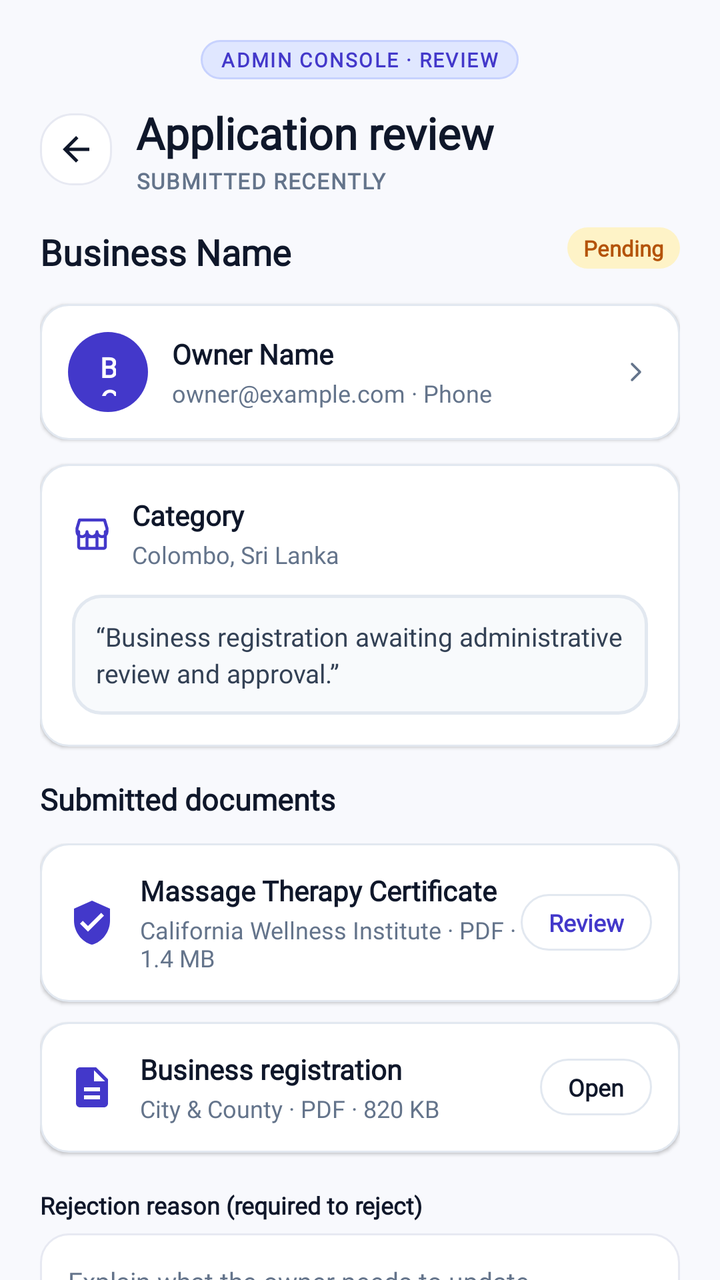
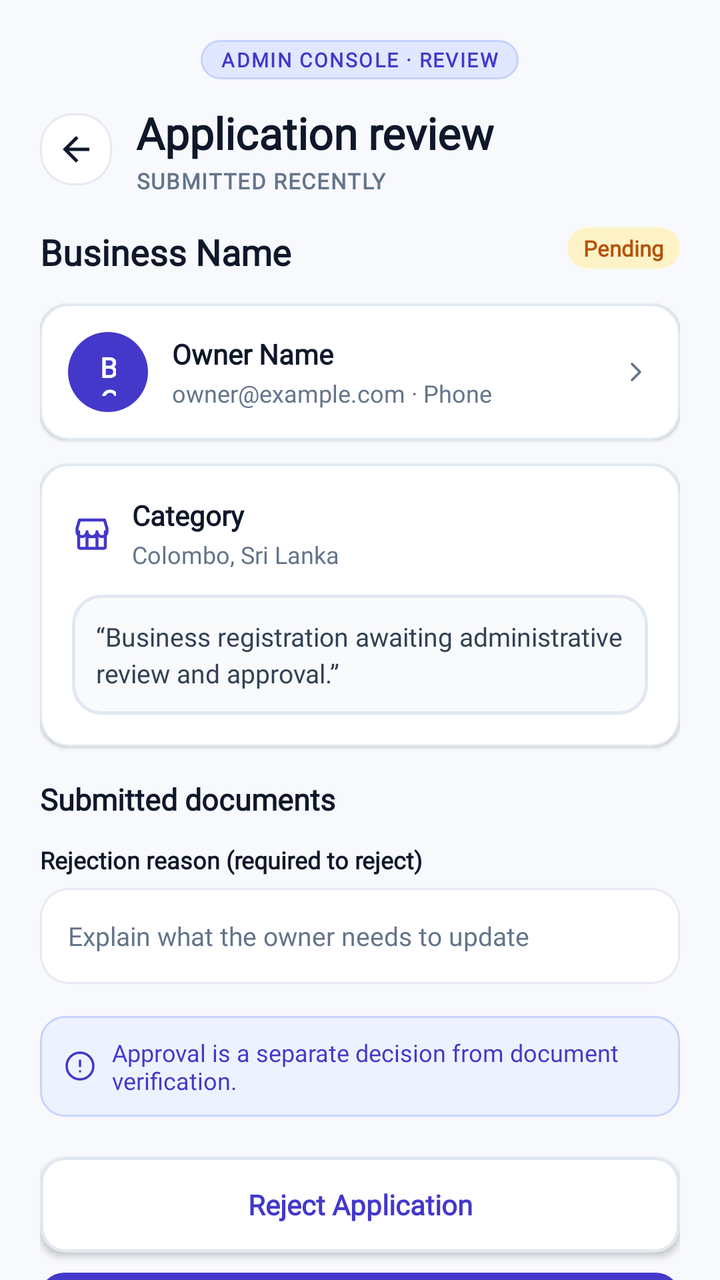

Screens rendered from an Android XML layout before and after an edit, with the pre-edit source and the edit as a unified diff.
<!-- AndroidManifest.xml: application theme Theme.BizBridgeApp -->
<!-- res/layout/fragment_admin_application_review.xml -->
<?xml version="1.0" encoding="utf-8"?>
<androidx.coordinatorlayout.widget.CoordinatorLayout xmlns:android="http://schemas.android.com/apk/res/android"
    xmlns:app="http://schemas.android.com/apk/res-auto"
    xmlns:tools="http://schemas.android.com/tools"
    android:layout_width="match_parent"
    android:layout_height="match_parent"
    android:background="@color/admin_bg">

    <androidx.core.widget.NestedScrollView
        android:layout_width="match_parent"
        android:layout_height="match_parent"
        android:fillViewport="true">

        <LinearLayout
            android:layout_width="match_parent"
            android:layout_height="wrap_content"
            android:orientation="vertical"
            android:paddingStart="20dp"
            android:paddingTop="20dp"
            android:paddingEnd="20dp"
            android:paddingBottom="32dp">

            
            <LinearLayout
                android:layout_width="wrap_content"
                android:layout_height="wrap_content"
                android:layout_gravity="center_horizontal"
                android:layout_marginBottom="12dp"
                android:background="@drawable/bg_admin_demo_pill">

                <TextView
                    android:layout_width="wrap_content"
                    android:layout_height="wrap_content"
                    android:fontFamily="@font/inter_variable"
                    android:letterSpacing="0.08"
                    android:text="ADMIN CONSOLE · REVIEW"
                    android:textColor="@color/admin_badge_demo_text"
                    android:textSize="10sp"
                    android:textStyle="bold" />
            </LinearLayout>

            
            <LinearLayout
                android:layout_width="match_parent"
                android:layout_height="wrap_content"
                android:layout_marginBottom="16dp"
                android:gravity="center_vertical"
                android:orientation="horizontal">

                <ImageView
                    android:id="@+id/btn_back"
                    android:layout_width="36dp"
                    android:layout_height="36dp"
                    android:layout_marginEnd="12dp"
                    android:background="@drawable/bg_chip_default"
                    android:contentDescription="Back"
                    android:padding="8dp"
                    android:src="@drawable/ic_arrow_back"
                    app:tint="@color/admin_text_title" />

                <LinearLayout
                    android:layout_width="0dp"
                    android:layout_height="wrap_content"
                    android:layout_weight="1"
                    android:orientation="vertical">

                    <TextView
                        android:layout_width="wrap_content"
                        android:layout_height="wrap_content"
                        android:fontFamily="@font/inter_variable"
                        android:text="Application review"
                        android:textColor="@color/admin_text_title"
                        android:textSize="22sp"
                        android:textStyle="bold" />

                    <TextView
                        android:id="@+id/tv_review_submitted_info"
                        android:layout_width="wrap_content"
                        android:layout_height="wrap_content"
                        android:layout_marginTop="2dp"
                        android:fontFamily="@font/inter_variable"
                        android:letterSpacing="0.05"
                        android:text="SUBMITTED RECENTLY"
                        android:textColor="@color/admin_text_muted"
                        android:textSize="11sp"
                        android:textStyle="bold" />
                </LinearLayout>
            </LinearLayout>

            
            <RelativeLayout
                android:layout_width="match_parent"
                android:layout_height="wrap_content"
                android:layout_marginBottom="14dp">

                <TextView
                    android:id="@+id/tv_review_business_name"
                    android:layout_width="wrap_content"
                    android:layout_height="wrap_content"
                    android:layout_alignParentStart="true"
                    android:fontFamily="@font/inter_variable"
                    android:text="Business Name"
                    android:textColor="@color/admin_text_title"
                    android:textSize="18sp"
                    android:textStyle="bold" />

                <TextView
                    android:id="@+id/badge_review_status"
                    android:layout_width="wrap_content"
                    android:layout_height="wrap_content"
                    android:layout_alignParentEnd="true"
                    android:background="@drawable/bg_admin_badge_pending"
                    android:fontFamily="@font/inter_variable"
                    android:paddingStart="8dp"
                    android:paddingTop="3dp"
                    android:paddingEnd="8dp"
                    android:paddingBottom="3dp"
                    android:text="Pending"
                    android:textColor="@color/admin_badge_pending_text"
                    android:textSize="11sp"
                    android:textStyle="bold" />
            </RelativeLayout>

            
            <LinearLayout
                android:layout_width="match_parent"
                android:layout_height="wrap_content"
                android:layout_marginBottom="12dp"
                android:background="@drawable/bg_admin_card"
                android:elevation="1dp"
                android:gravity="center_vertical"
                android:orientation="horizontal"
                android:padding="14dp">

                <FrameLayout
                    android:layout_width="40dp"
                    android:layout_height="40dp"
                    android:layout_marginEnd="12dp"
                    android:background="@drawable/bg_admin_tab_active">

                    <TextView
                        android:id="@+id/tv_review_owner_initials"
                        android:layout_width="wrap_content"
                        android:layout_height="wrap_content"
                        android:layout_gravity="center"
                        android:fontFamily="@font/inter_variable"
                        android:text="BO"
                        android:textColor="@color/white"
                        android:textSize="14sp"
                        android:textStyle="bold" />
                </FrameLayout>

                <LinearLayout
                    android:layout_width="0dp"
                    android:layout_height="wrap_content"
                    android:layout_weight="1"
                    android:orientation="vertical">

                    <TextView
                        android:id="@+id/tv_review_owner_name"
                        android:layout_width="wrap_content"
                        android:layout_height="wrap_content"
                        android:fontFamily="@font/inter_variable"
                        android:text="Owner Name"
                        android:textColor="@color/admin_text_title"
                        android:textSize="14sp"
                        android:textStyle="bold" />

                    <TextView
                        android:id="@+id/tv_review_owner_contact"
                        android:layout_width="wrap_content"
                        android:layout_height="wrap_content"
                        android:layout_marginTop="2dp"
                        android:fontFamily="@font/inter_variable"
                        android:text="owner@example.com · Phone"
                        android:textColor="@color/admin_text_muted"
                        android:textSize="12sp" />
                </LinearLayout>

                <ImageView
                    android:layout_width="16dp"
                    android:layout_height="16dp"
                    android:src="@drawable/ic_chevron_right"
                    app:tint="@color/admin_text_muted" />
            </LinearLayout>

            
            <LinearLayout
                android:layout_width="match_parent"
                android:layout_height="wrap_content"
                android:layout_marginBottom="16dp"
                android:background="@drawable/bg_admin_card"
                android:elevation="1dp"
                android:orientation="vertical"
                android:padding="16dp">

                <LinearLayout
                    android:layout_width="match_parent"
                    android:layout_height="wrap_content"
                    android:gravity="center_vertical"
                    android:orientation="horizontal">

                    <ImageView
                        android:layout_width="20dp"
                        android:layout_height="20dp"
                        android:layout_marginEnd="10dp"
                        android:src="@drawable/ic_storefront"
                        app:tint="@color/admin_primary" />

                    <LinearLayout
                        android:layout_width="0dp"
                        android:layout_height="wrap_content"
                        android:layout_weight="1"
                        android:orientation="vertical">

                        <TextView
                            android:id="@+id/tv_review_category"
                            android:layout_width="wrap_content"
                            android:layout_height="wrap_content"
                            android:fontFamily="@font/inter_variable"
                            android:text="Category"
                            android:textColor="@color/admin_text_title"
                            android:textSize="14sp"
                            android:textStyle="bold" />

                        <TextView
                            android:id="@+id/tv_review_address"
                            android:layout_width="wrap_content"
                            android:layout_height="wrap_content"
                            android:layout_marginTop="2dp"
                            android:fontFamily="@font/inter_variable"
                            android:text="Colombo, Sri Lanka"
                            android:textColor="@color/admin_text_muted"
                            android:textSize="12sp" />
                    </LinearLayout>
                </LinearLayout>

                <TextView
                    android:id="@+id/tv_review_description"
                    android:layout_width="match_parent"
                    android:layout_height="wrap_content"
                    android:layout_marginTop="12dp"
                    android:background="@drawable/bg_admin_cert_preview"
                    android:fontFamily="@font/inter_variable"
                    android:lineSpacingExtra="3dp"
                    android:padding="12dp"
                    android:text="“Business registration awaiting administrative review and approval.”"
                    android:textColor="@color/admin_text_body"
                    android:textSize="13sp" />
            </LinearLayout>

            
            <TextView
                android:layout_width="wrap_content"
                android:layout_height="wrap_content"
                android:layout_marginBottom="12dp"
                android:fontFamily="@font/inter_variable"
                android:text="Submitted documents"
                android:textColor="@color/admin_text_title"
                android:textSize="15sp"
                android:textStyle="bold" />

            <LinearLayout
                android:id="@+id/ll_admin_submitted_docs_container"
                android:layout_width="match_parent"
                android:layout_height="wrap_content"
                android:orientation="vertical">

            
            <LinearLayout
                android:id="@+id/card_doc_massage_cert"
                android:layout_width="match_parent"
                android:layout_height="wrap_content"
                android:layout_marginBottom="10dp"
                android:background="@drawable/bg_admin_card"
                android:elevation="1dp"
                android:gravity="center_vertical"
                android:orientation="horizontal"
                android:padding="14dp">

                <ImageView
                    android:layout_width="24dp"
                    android:layout_height="24dp"
                    android:layout_marginEnd="12dp"
                    android:src="@drawable/ic_admin_certificate_seal"
                    app:tint="@color/admin_primary" />

                <LinearLayout
                    android:layout_width="0dp"
                    android:layout_height="wrap_content"
                    android:layout_weight="1"
                    android:orientation="vertical">

                    <TextView
                        android:layout_width="wrap_content"
                        android:layout_height="wrap_content"
                        android:fontFamily="@font/inter_variable"
                        android:text="Massage Therapy Certificate"
                        android:textColor="@color/admin_text_title"
                        android:textSize="14sp"
                        android:textStyle="bold" />

                    <TextView
                        android:layout_width="wrap_content"
                        android:layout_height="wrap_content"
                        android:layout_marginTop="2dp"
                        android:fontFamily="@font/inter_variable"
                        android:text="California Wellness Institute · PDF · 1.4 MB"
                        android:textColor="@color/admin_text_muted"
                        android:textSize="12sp" />
                </LinearLayout>

                <TextView
                    android:id="@+id/btn_review_massage_cert"
                    android:layout_width="wrap_content"
                    android:layout_height="wrap_content"
                    android:background="@drawable/bg_admin_pill_button"
                    android:clickable="true"
                    android:focusable="true"
                    android:fontFamily="@font/inter_variable"
                    android:text="Review"
                    android:textColor="@color/admin_primary"
                    android:textSize="12sp"
                    android:textStyle="bold" />
            </LinearLayout>

            
            <LinearLayout
                android:layout_width="match_parent"
                android:layout_height="wrap_content"
                android:layout_marginBottom="18dp"
                android:background="@drawable/bg_admin_card"
                android:elevation="1dp"
                android:gravity="center_vertical"
                android:orientation="horizontal"
                android:padding="14dp">

                <ImageView
                    android:layout_width="24dp"
                    android:layout_height="24dp"
                    android:layout_marginEnd="12dp"
                    android:src="@drawable/ic_admin_document"
                    app:tint="@color/admin_primary" />

                <LinearLayout
                    android:layout_width="0dp"
                    android:layout_height="wrap_content"
                    android:layout_weight="1"
                    android:orientation="vertical">

                    <TextView
                        android:layout_width="wrap_content"
                        android:layout_height="wrap_content"
                        android:fontFamily="@font/inter_variable"
                        android:text="Business registration"
                        android:textColor="@color/admin_text_title"
                        android:textSize="14sp"
                        android:textStyle="bold" />

                    <TextView
                        android:layout_width="wrap_content"
                        android:layout_height="wrap_content"
                        android:layout_marginTop="2dp"
                        android:fontFamily="@font/inter_variable"
                        android:text="City &amp; County · PDF · 820 KB"
                        android:textColor="@color/admin_text_muted"
                        android:textSize="12sp" />
                </LinearLayout>

                <TextView
                    android:id="@+id/btn_open_bus_reg"
                    android:layout_width="wrap_content"
                    android:layout_height="wrap_content"
                    android:background="@drawable/bg_admin_pill_button"
                    android:clickable="true"
                    android:focusable="true"
                    android:fontFamily="@font/inter_variable"
                    android:text="Open"
                    android:textColor="@color/admin_text_title"
                    android:textSize="12sp"
                    android:textStyle="bold" />
            </LinearLayout>
            </LinearLayout>

            
            <TextView
                android:layout_width="wrap_content"
                android:layout_height="wrap_content"
                android:layout_marginBottom="6dp"
                android:fontFamily="@font/inter_variable"
                android:text="Rejection reason (required to reject)"
                android:textColor="@color/admin_text_title"
                android:textSize="12sp"
                android:textStyle="bold" />

            <EditText
                android:id="@+id/et_rejection_reason"
                android:layout_width="match_parent"
                android:layout_height="48dp"
                android:layout_marginBottom="16dp"
                android:background="@drawable/bg_input_field"
                android:fontFamily="@font/inter_variable"
                android:hint="Explain what the owner needs to update"
                android:inputType="text"
                android:paddingStart="14dp"
                android:paddingEnd="14dp"
                android:textColor="@color/admin_text_title"
                android:textColorHint="@color/admin_text_muted"
                android:textSize="13sp" />

            
            <LinearLayout
                android:layout_width="match_parent"
                android:layout_height="wrap_content"
                android:layout_marginBottom="20dp"
                android:background="@drawable/bg_admin_banner_info"
                android:gravity="center_vertical"
                android:orientation="horizontal">

                <ImageView
                    android:layout_width="16dp"
                    android:layout_height="16dp"
                    android:layout_marginEnd="8dp"
                    android:src="@drawable/ic_info"
                    app:tint="@color/admin_primary" />

                <TextView
                    android:layout_width="0dp"
                    android:layout_height="wrap_content"
                    android:layout_weight="1"
                    android:fontFamily="@font/inter_variable"
                    android:text="Approval is a separate decision from document verification."
                    android:textColor="@color/admin_primary"
                    android:textSize="12sp" />
            </LinearLayout>

            
            <androidx.appcompat.widget.AppCompatButton
                android:id="@+id/btn_reject_application"
                android:layout_width="match_parent"
                android:layout_height="48dp"
                android:layout_marginBottom="10dp"
                android:background="@drawable/bg_admin_button_secondary"
                android:fontFamily="@font/inter_variable"
                android:text="Reject Application"
                android:textAllCaps="false"
                android:textColor="@color/admin_primary"
                android:textSize="14sp"
                android:textStyle="bold" />

            <androidx.appcompat.widget.AppCompatButton
                android:id="@+id/btn_approve_application"
                android:layout_width="match_parent"
                android:layout_height="48dp"
                android:background="@drawable/bg_admin_button_primary"
                android:fontFamily="@font/inter_variable"
                android:text="Approve Application"
                android:textAllCaps="false"
                android:textColor="@color/white"
                android:textSize="14sp"
                android:textStyle="bold" />

        </LinearLayout>
    </androidx.core.widget.NestedScrollView>

</androidx.coordinatorlayout.widget.CoordinatorLayout>
<!-- resources referenced by this layout -->
<resources>
  <color name="admin_badge_demo_text">#4338CA</color>
  <color name="admin_badge_pending_text">#B45309</color>
  <color name="admin_bg">#F8F9FD</color>
  <color name="admin_primary">#4338CA</color>
  <color name="admin_text_body">#334155</color>
  <color name="admin_text_muted">#64748B</color>
  <color name="admin_text_title">#0F172A</color>
  <color name="white">#FFFFFFFF</color>
  <!-- drawable bg_admin_card (drawable) -->
  <?xml version="1.0" encoding="utf-8"?>
  <shape xmlns:android="http://schemas.android.com/apk/res/android"
      android:shape="rectangle">
      <solid android:color="@color/admin_card_bg" />
      <stroke
          android:width="1dp"
          android:color="@color/admin_card_border" />
      <corners android:radius="14dp" />
  </shape>
  <!-- drawable bg_admin_cert_preview (drawable) -->
  <?xml version="1.0" encoding="utf-8"?>
  <shape xmlns:android="http://schemas.android.com/apk/res/android"
      android:shape="rectangle">
      <solid android:color="#F8FAFC" />
      <stroke
          android:width="1.5dp"
          android:color="#E2E8F0" />
      <corners android:radius="14dp" />
  </shape>
  <!-- drawable bg_admin_pill_button (drawable) -->
  <?xml version="1.0" encoding="utf-8"?>
  <ripple xmlns:android="http://schemas.android.com/apk/res/android"
      android:color="#1A000000">
      <item>
          <shape android:shape="rectangle">
              <solid android:color="@color/surface_white" />
              <stroke
                  android:width="1dp"
                  android:color="@color/admin_card_border" />
              <corners android:radius="16dp" />
              <padding
                  android:left="14dp"
                  android:top="6dp"
                  android:right="14dp"
                  android:bottom="6dp" />
          </shape>
      </item>
  </ripple>
  <!-- drawable ic_admin_certificate_seal (drawable) -->
  <vector xmlns:android="http://schemas.android.com/apk/res/android"
      android:width="24dp"
      android:height="24dp"
      android:viewportWidth="24"
      android:viewportHeight="24">
    <path
        android:fillColor="@android:color/black"
        android:pathData="M12,1L3,5v6c0,5.55 3.84,10.74 9,12 5.16,-1.26 9,-6.45 9,-12V5l-9,-4z M10,16.5l-4,-4 1.41,-1.41L10,13.67l6.59,-6.59L18,8.5l-8,8z"/>
  </vector>
  <!-- drawable ic_admin_document (drawable) -->
  <vector xmlns:android="http://schemas.android.com/apk/res/android"
      android:width="24dp"
      android:height="24dp"
      android:viewportWidth="24"
      android:viewportHeight="24">
    <path
        android:fillColor="@android:color/black"
        android:pathData="M14,2H6C4.9,2 4,2.9 4,4v16c0,1.1 0.9,2 2,2h12c1.1,0 2,-0.9 2,-2V8L14,2z M13,9V3.5L18.5,9H13z M16,18H8v-2h8V18z M16,14H8v-2h8V14z"/>
  </vector>
  <!-- drawable ic_arrow_back (drawable) -->
  <vector xmlns:android="http://schemas.android.com/apk/res/android"
      android:width="24dp"
      android:height="24dp"
      android:viewportWidth="24"
      android:viewportHeight="24">
      <path
          android:fillColor="#20233A"
          android:pathData="M20,11H7.83l5.59,-5.59L12,4l-8,8 8,8 1.41,-1.41L7.83,13H20v-2z" />
  </vector>
  <style name="Theme.BizBridgeApp" parent="Base.Theme.BizBridgeApp" />
  <color name="admin_badge_pending_bg">#FEF3C7</color>
  <color name="admin_primary_light">#EEF2FF</color>
  <color name="admin_primary_border">#C7D2FE</color>
  <color name="surface_white">#FFFFFF</color>
  <color name="admin_card_border">#E2E8F0</color>
  <color name="admin_card_bg">#FFFFFF</color>
  <color name="admin_badge_demo_bg">#E0E7FF</color>
  <dimen name="stroke_subtle">1dp</dimen>
  <color name="border_subtle">#E7E9F2</color>
  <dimen name="radius_chip">16dp</dimen>
  <dimen name="stroke_focused">1.5dp</dimen>
  <color name="border_focused">#5B4BDB</color>
  <dimen name="radius_input">14dp</dimen>
  <color name="text_secondary">#5A5D72</color>
  <color name="primary">#5B4BDB</color>
  <color name="secondary">#20B8A6</color>
  <color name="background">#F7F8FC</color>
  <!-- unchanged entries left out for length: 12 -->
</resources>

<!-- the commit's change to res/layout/fragment_admin_application_review.xml (unified diff, before → after) -->
@@ -264,123 +264,7 @@
                 android:id="@+id/ll_admin_submitted_docs_container"
                 android:layout_width="match_parent"
                 android:layout_height="wrap_content"
-                android:orientation="vertical">
-
-            
-            <LinearLayout
-                android:id="@+id/card_doc_massage_cert"
-                android:layout_width="match_parent"
-                android:layout_height="wrap_content"
-                android:layout_marginBottom="10dp"
-                android:background="@drawable/bg_admin_card"
-                android:elevation="1dp"
-                android:gravity="center_vertical"
-                android:orientation="horizontal"
-                android:padding="14dp">
-
-                <ImageView
-                    android:layout_width="24dp"
-                    android:layout_height="24dp"
-                    android:layout_marginEnd="12dp"
-                    android:src="@drawable/ic_admin_certificate_seal"
-                    app:tint="@color/admin_primary" />
-
-                <LinearLayout
-                    android:layout_width="0dp"
-                    android:layout_height="wrap_content"
-                    android:layout_weight="1"
-                    android:orientation="vertical">
-
-                    <TextView
-                        android:layout_width="wrap_content"
-                        android:layout_height="wrap_content"
-                        android:fontFamily="@font/inter_variable"
-                        android:text="Massage Therapy Certificate"
-                        android:textColor="@color/admin_text_title"
-                        android:textSize="14sp"
-                        android:textStyle="bold" />
-
-                    <TextView
-                        android:layout_width="wrap_content"
-                        android:layout_height="wrap_content"
-                        android:layout_marginTop="2dp"
-                        android:fontFamily="@font/inter_variable"
-                        android:text="California Wellness Institute · PDF · 1.4 MB"
-                        android:textColor="@color/admin_text_muted"
-                        android:textSize="12sp" />
-                </LinearLayout>
-
-                <TextView
-                    android:id="@+id/btn_review_massage_cert"
-                    android:layout_width="wrap_content"
-                    android:layout_height="wrap_content"
-                    android:background="@drawable/bg_admin_pill_button"
-                    android:clickable="true"
-                    android:focusable="true"
-                    android:fontFamily="@font/inter_variable"
-                    android:text="Review"
-                    android:textColor="@color/admin_primary"
-                    android:textSize="12sp"
-                    android:textStyle="bold" />
-            </LinearLayout>
-
-            
-            <LinearLayout
-                android:layout_width="match_parent"
-                android:layout_height="wrap_content"
-                android:layout_marginBottom="18dp"
-                android:background="@drawable/bg_admin_card"
-                android:elevation="1dp"
-                android:gravity="center_vertical"
-                android:orientation="horizontal"
-                android:padding="14dp">
-
-                <ImageView
-                    android:layout_width="24dp"
-                    android:layout_height="24dp"
-                    android:layout_marginEnd="12dp"
-                    android:src="@drawable/ic_admin_document"
-                    app:tint="@color/admin_primary" />
-
-                <LinearLayout
-                    android:layout_width="0dp"
-                    android:layout_height="wrap_content"
-                    android:layout_weight="1"
-                    android:orientation="vertical">
-
-                    <TextView
-                        android:layout_width="wrap_content"
-                        android:layout_height="wrap_content"
-                        android:fontFamily="@font/inter_variable"
-                        android:text="Business registration"
-                        android:textColor="@color/admin_text_title"
-                        android:textSize="14sp"
-                        android:textStyle="bold" />
-
-                    <TextView
-                        android:layout_width="wrap_content"
-                        android:layout_height="wrap_content"
-                        android:layout_marginTop="2dp"
-                        android:fontFamily="@font/inter_variable"
-                        android:text="City &amp; County · PDF · 820 KB"
-                        android:textColor="@color/admin_text_muted"
-                        android:textSize="12sp" />
-                </LinearLayout>
-
-                <TextView
-                    android:id="@+id/btn_open_bus_reg"
-                    android:layout_width="wrap_content"
-                    android:layout_height="wrap_content"
-                    android:background="@drawable/bg_admin_pill_button"
-                    android:clickable="true"
-                    android:focusable="true"
-                    android:fontFamily="@font/inter_variable"
-                    android:text="Open"
-                    android:textColor="@color/admin_text_title"
-                    android:textSize="12sp"
-                    android:textStyle="bold" />
-            </LinearLayout>
-            </LinearLayout>
+                android:orientation="vertical" />
 
             
             <TextView
<!-- resource entries referenced after the edit -->
@@ -28,45 +28,6 @@
           android:color="#E2E8F0" />
       <corners android:radius="14dp" />
   </shape>
-  <!-- drawable bg_admin_pill_button (drawable) -->
-  <?xml version="1.0" encoding="utf-8"?>
-  <ripple xmlns:android="http://schemas.android.com/apk/res/android"
-      android:color="#1A000000">
-      <item>
-          <shape android:shape="rectangle">
-              <solid android:color="@color/surface_white" />
-              <stroke
-                  android:width="1dp"
-                  android:color="@color/admin_card_border" />
-              <corners android:radius="16dp" />
-              <padding
-                  android:left="14dp"
-                  android:top="6dp"
-                  android:right="14dp"
-                  android:bottom="6dp" />
-          </shape>
-      </item>
-  </ripple>
-  <!-- drawable ic_admin_certificate_seal (drawable) -->
-  <vector xmlns:android="http://schemas.android.com/apk/res/android"
-      android:width="24dp"
-      android:height="24dp"
-      android:viewportWidth="24"
-      android:viewportHeight="24">
-    <path
-        android:fillColor="@android:color/black"
-        android:pathData="M12,1L3,5v6c0,5.55 3.84,10.74 9,12 5.16,-1.26 9,-6.45 9,-12V5l-9,-4z M10,16.5l-4,-4 1.41,-1.41L10,13.67l6.59,-6.59L18,8.5l-8,8z"/>
-  </vector>
-  <!-- drawable ic_admin_document (drawable) -->
-  <vector xmlns:android="http://schemas.android.com/apk/res/android"
-      android:width="24dp"
-      android:height="24dp"
-      android:viewportWidth="24"
-      android:viewportHeight="24">
-    <path
-        android:fillColor="@android:color/black"
-        android:pathData="M14,2H6C4.9,2 4,2.9 4,4v16c0,1.1 0.9,2 2,2h12c1.1,0 2,-0.9 2,-2V8L14,2z M13,9V3.5L18.5,9H13z M16,18H8v-2h8V18z M16,14H8v-2h8V14z"/>
-  </vector>
   <!-- drawable ic_arrow_back (drawable) -->
   <vector xmlns:android="http://schemas.android.com/apk/res/android"
       android:width="24dp"
